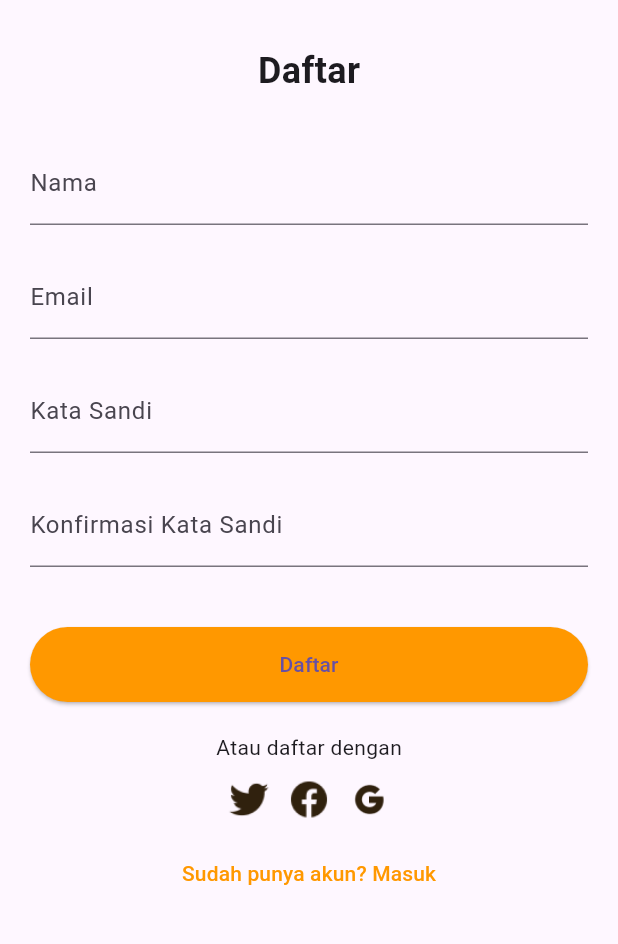
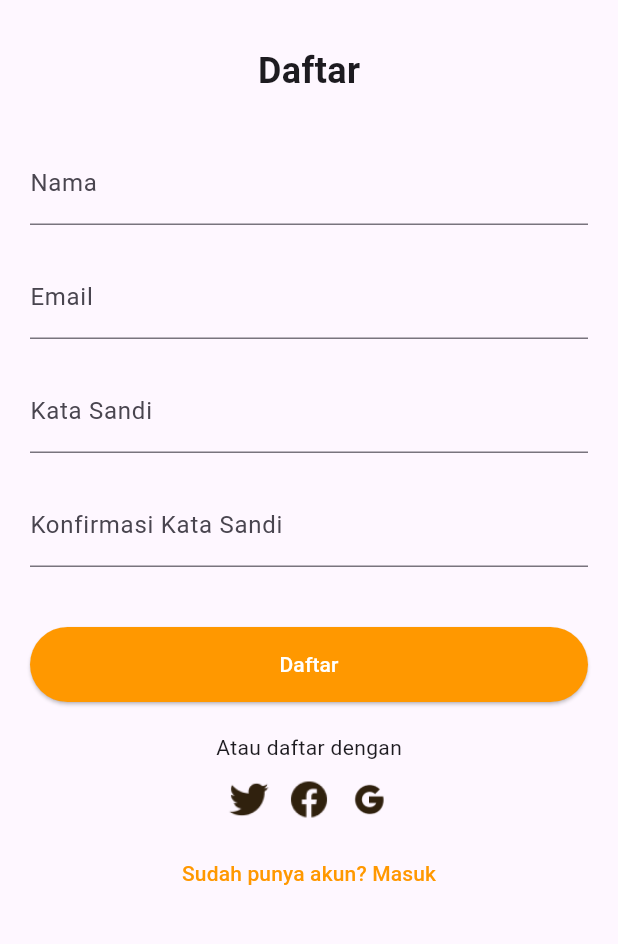
Before and after one commit to GalaxyDust02/Kelompok4-Dapurku, a Flutter app: the RegisterScreen screen opened by its route, on a phone screen of 412 x 824 dp, the part 255-1199 px from its top. Run offline on Flutter 3.47's test engine with Material 3 defaults, Android fonts, the phone set to English and light mode, and no system bars; our stand-ins replace email_validator; missing offline and left inert: dapurku.

Commit message:
Update register_screen.dart

```diff
--- a/Mobile/lib/register_screen.dart
+++ b/Mobile/lib/register_screen.dart
@@ -130,7 +130,10 @@ class _RegisterScreenState extends State<RegisterScreen> {
                     backgroundColor: Colors.orange,
                     minimumSize: const Size(double.infinity, 50),
                   ),
-                  child: const Text('Daftar'),
+                  child: const Text(
+                    'Daftar',
+                    style: TextStyle(color: Colors.white),
+                  ),
                 ),
                 const SizedBox(height: 20),
                 const Text('Atau daftar dengan'),
```
